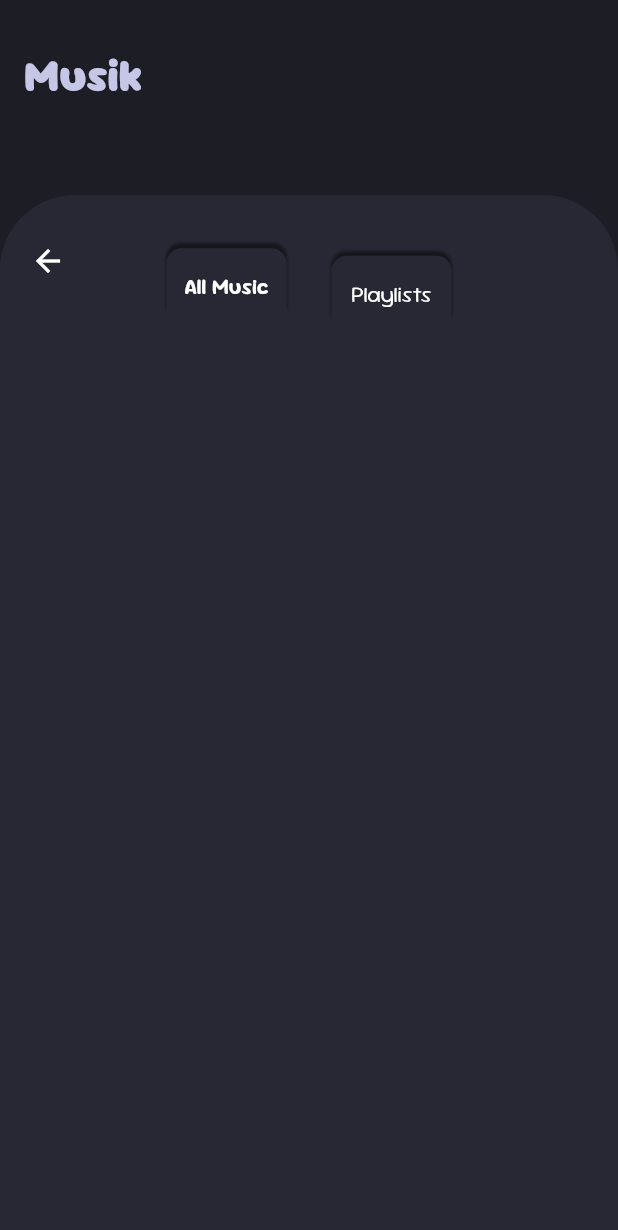
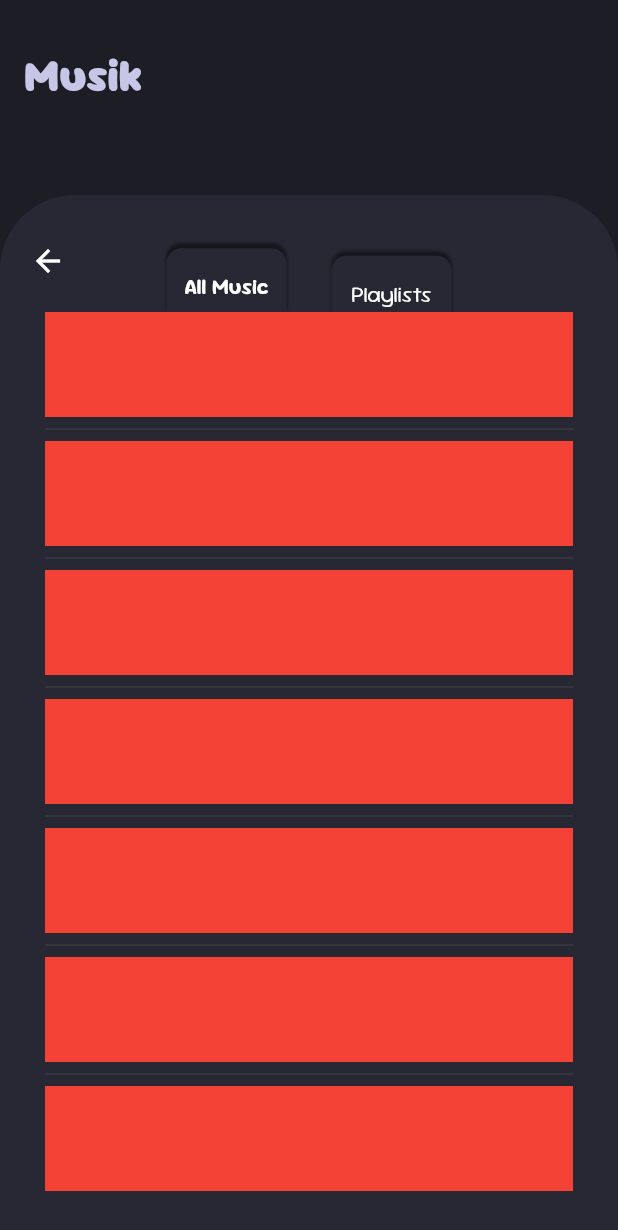
Before and after one commit to kwiby/Musik, a Flutter app: the screen it shows after launch, after a tap on the "add" icon, on a phone screen of 412 x 824 dp. Shown: the top 1230 px of the screen. Run offline on Flutter 3.47's test engine with Material 3 defaults, Android fonts, the phone set to English and light mode, and no system bars; our stand-ins replace shared_preferences.

Commit message:
Patch 1.0.5 - Update scroll behaviour. - Create template for music list.

```diff
--- a/lib/main.dart
+++ b/lib/main.dart
@@ -1,4 +1,5 @@
 import 'package:flutter/material.dart';
+import 'package:musik/misc/custom_scroll_behaviour.dart';
 import 'package:musik/misc/shared_prefs.dart';
 import 'package:musik/screens/home_screen/home_screen.dart';
 import 'package:musik/themes/theme_manager.dart';
@@ -10,10 +11,10 @@ Future main() async {
   await sharedPrefs.init();
 
   runApp(
-      ChangeNotifierProvider(
-        create: (context) => ThemeManager(),
-        child: const MyApp(),
-      ),
+    ChangeNotifierProvider(
+      create: (context) => ThemeManager(),
+      child: const MyApp(),
+    ),
   );
 }
 
@@ -26,6 +27,7 @@ class MyApp extends StatelessWidget {
       debugShowCheckedModeBanner: false,
       title: 'Musik',
       theme: Provider.of<ThemeManager>(context).themeData,
+      scrollBehavior: CustomScrollBehaviour(),
       home: const HomeScreen(),
       routes: {
         '/HomeScreen': (context) => const HomeScreen(),
--- /dev/null
+++ b/lib/misc/custom_scroll_behaviour.dart
@@ -0,0 +1,8 @@
+import 'package:flutter/cupertino.dart';
+
+class CustomScrollBehaviour extends ScrollBehavior {
+  @override
+  Widget buildOverscrollIndicator(BuildContext context, Widget child, ScrollableDetails details) {
+    return child;
+  }
+}
--- a/lib/screens/home_screen/home_screen.dart
+++ b/lib/screens/home_screen/home_screen.dart
@@ -35,7 +35,7 @@ class _HomeScreenState extends State<HomeScreen> {
               fontFamily: 'SourGummy',
               fontSize: 30,
               fontVariations: [FontVariation('wght', 900)], // 'wght' = width, 'wdth' = width
-              )
+            ),
           ),
           toolbarHeight: 100,
           foregroundColor: Theme.of(context).colorScheme.outline, // 'Musik' title
--- a/lib/screens/home_screen/tabs/all_music_tab/all_music_containers/add_music_container.dart
+++ b/lib/screens/home_screen/tabs/all_music_tab/all_music_containers/add_music_container.dart
@@ -15,9 +15,9 @@ class AddMusicContainer extends StatelessWidget {
         //color: Colors.blueAccent, // DEBUG BACKGROUND COLOUR
         borderRadius: BorderRadius.all(Radius.circular(5)),
       ),
-      child: Stack(
+      child: Column(
         children: [
-            // -=-  Add Music Button  -=-
+          // -=-  Back Button  -=-
           Align(
             alignment: Alignment.topLeft,
             child: ElevatedButton(
@@ -34,9 +34,33 @@ class AddMusicContainer extends StatelessWidget {
                 Icons.arrow_back_outlined,
                 color: Theme.of(context).colorScheme.tertiary,
               ),
-                )
             ),
-          ]
+          ),
+
+          const Padding(padding: EdgeInsets.symmetric(vertical: 5)),
+
+          // -=-  List of Audio Files  -=-
+          Expanded(
+            child: StretchingOverscrollIndicator(
+              axisDirection: AxisDirection.down,
+              child: ListView.separated(
+                padding: const EdgeInsets.only(
+                  left: 30,
+                  right: 30,
+                ),
+                scrollDirection: Axis.vertical,
+                itemCount: 15,
+                itemBuilder: (BuildContext context, int index) {
+                  return Container(
+                    height: 70,
+                    color: Colors.red,
+                  );
+                },
+                separatorBuilder: (BuildContext context, int index) => const Divider(),
+              ),
+            ),
+          ),
+        ],
       ),
     );
   }
--- a/lib/screens/home_screen/tabs/all_music_tab/all_music_containers/music_list_container.dart
+++ b/lib/screens/home_screen/tabs/all_music_tab/all_music_containers/music_list_container.dart
@@ -1,5 +1,4 @@
 import 'package:flutter/material.dart';
-
 import '../all_music_tab.dart';
 
 class AllMusicListContainer extends StatelessWidget {
@@ -16,7 +15,7 @@ class AllMusicListContainer extends StatelessWidget {
         //color: Colors.blueAccent, // DEBUG BACKGROUND COLOUR
         borderRadius: BorderRadius.all(Radius.circular(5)),
       ),
-      child: Stack(
+      child: Column(
         children: [
           // -=-  Add Music Button  -=-
           Align(
@@ -35,9 +34,9 @@ class AllMusicListContainer extends StatelessWidget {
                 Icons.add,
                 color: Theme.of(context).colorScheme.tertiary,
               ),
-                )
             ),
-          ]
+          ),
+        ],
       ),
     );
   }
--- a/lib/screens/home_screen/tabs/playlists_tab/playlists_tab.dart
+++ b/lib/screens/home_screen/tabs/playlists_tab/playlists_tab.dart
@@ -116,10 +116,10 @@ class PlaylistsContainer extends Container {
             //color: Colors.blueAccent, // DEBUG BACKGROUND COLOUR
             borderRadius: BorderRadius.all(Radius.circular(5)),
           ),
-            child: Stack(
+          child: Column(
             children: [
 
-                ]
+            ],
           ),
         ),
       ],
```
Also changed, not shown: lib/themes/themes.dart (+4 -6 lines), lib/screens/home_screen/tabs/all_music_tab/all_music_tab.dart (indentation only). Lines whose indentation alone changed are shown as unchanged.
